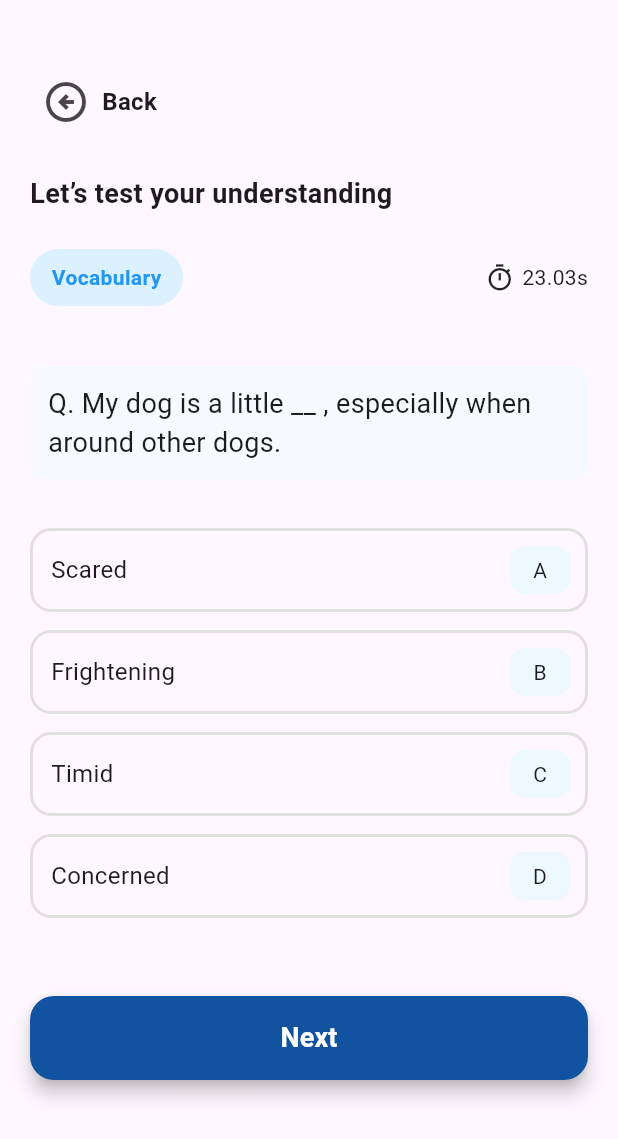
After one commit to dev-shaon/Learnova-App, a Flutter app: the Understanding screen opened directly, on a phone screen of 412 x 824 dp. The commit adds this screen. Shown: the top 1139 px of the screen. Run offline on Flutter 3.47's test engine with Material 3 defaults, Android fonts, the phone set to English and light mode, and no system bars.

Commit message:
Update some code

```diff
--- a/lib/Screens/Bottom Navbar Screens/Bottom_Navigation_screen.dart
+++ b/lib/Screens/Bottom Navbar Screens/Bottom_Navigation_screen.dart
@@ -2,6 +2,7 @@ import 'package:flutter/material.dart';
 import 'package:learnova_app/Screens/Bottom Navbar Screens/Home_Screen.dart';
 import 'package:learnova_app/Screens/Bottom Navbar Screens/Profile_Screen.dart';
 import 'package:learnova_app/Screens/Bottom Navbar Screens/Video_Screen.dart';
+import 'package:learnova_app/Screens/Bottom%20Navbar%20Screens/understanding.dart';
 
 class BottomNavigationScreen extends StatefulWidget {
   const BottomNavigationScreen({super.key});
@@ -16,7 +17,7 @@ class _BottomNavigationScreenState extends State<BottomNavigationScreen> {
   final List<Widget> screens = [
     HomeScreen(),
     VideoScreen(),
-    Center(child: Text("Screen 3")),
+    Understanding(),
     Center(child: Text("Screen 4")),
     ProfileScreen()
   ];
--- a/lib/Screens/Bottom Navbar Screens/Profile_Screen.dart
+++ b/lib/Screens/Bottom Navbar Screens/Profile_Screen.dart
@@ -49,7 +49,7 @@ class ProfileScreen extends StatelessWidget {
                         fit: BoxFit.cover,
                       ),
                     ),
-                    const SizedBox(height: 8),
+                   SizedBox(height: 8),
                     Text(
                       "Jessica Roy",
                       style: TextStyle(
@@ -61,7 +61,7 @@ class ProfileScreen extends StatelessWidget {
                       "Joined since - Jun 2024",
                       style: TextStyle(color: Colors.grey),
                     ),
-                    const SizedBox(height: 16),
+                    SizedBox(height: 16),
                     Container(
                       height: 70,
                       width: double.infinity,
@@ -75,19 +75,24 @@ class ProfileScreen extends StatelessWidget {
                           mainAxisAlignment: MainAxisAlignment.spaceBetween,
                           children: const [
                             StatusItem(count: "05", label: "In progress"),
+
                             VerticalDivider(
                               color: Colors.black,
                               thickness: 1,
                               indent: 5,
                               endIndent: 5,
                             ),
+
+
                             StatusItem(count: "01", label: "Completed"),
+
                             VerticalDivider(
                               color: Colors.black,
                               thickness: 1,
                               indent: 5,
                               endIndent: 5,
                             ),
+
                             StatusItem(count: "05", label: "Following"),
                           ],
                         ),
--- /dev/null
+++ b/lib/Screens/Bottom Navbar Screens/question_screen.dart
@@ -0,0 +1,164 @@
+import 'package:flutter/material.dart';
+import 'package:learnova_app/Widgets/CustomButton.dart';
+
+class Understanding extends StatefulWidget {
+  const Understanding({super.key});
+
+  @override
+  State<Understanding> createState() => _UnderstandingState();
+}
+
+class _UnderstandingState extends State<Understanding> {
+  List<String> options = ["Scared", "Frightening", "Timid", "Concerned"];
+  List<String> alphabet = ["A", "B", "C", "D"];
+
+  int selectedIndex = -1;
+
+  @override
+  Widget build(BuildContext context) {
+    return Scaffold(
+      body: SingleChildScrollView(
+        child: Padding(
+          padding: const EdgeInsets.all(20),
+          child: Column(
+            crossAxisAlignment: CrossAxisAlignment.start,
+            children: [
+              SizedBox(height: 24),
+              Row(
+                children: [
+                  IconButton(
+                    onPressed: () => Navigator.pop(context),
+                    icon: Icon(Icons.arrow_circle_left_outlined, size: 32),
+                  ),
+                  Text(
+                    "Back",
+                    style: TextStyle(fontSize: 16, fontWeight: FontWeight.bold),
+                  ),
+                ],
+              ),
+
+              SizedBox(height: 24),
+              Text(
+                "Let’s test your understanding",
+                style: TextStyle(fontSize: 18, fontWeight: FontWeight.bold),
+              ),
+
+              SizedBox(height: 24),
+              Row(
+                mainAxisAlignment: MainAxisAlignment.spaceBetween,
+                children: [
+                  _categoryTag(),
+                  Row(
+                    children: const [
+                      Icon(Icons.timer_outlined, size: 20),
+                      SizedBox(width: 5),
+                      Text("23.03s"),
+                    ],
+                  ),
+                ],
+              ),
+
+              SizedBox(height: 40),
+              _questionContainer(),
+
+              SizedBox(height: 32),
+
+              Column(
+                children: List.generate(
+                  options.length,
+                  (index) => Padding(
+                    padding: const EdgeInsets.only(bottom: 12),
+                    child: _optionBox(options[index], alphabet[index], index),
+                  ),
+                ),
+              ),
+              SizedBox(height: 40,),
+              CustomButton(text: "Next", onPressed: (){})
+            ],
+          ),
+        ),
+      ),
+    );
+  }
+
+  //this for category tag
+  Widget _categoryTag() {
+    return Container(
+      height: 38,
+      width: 102,
+      decoration: BoxDecoration(
+        color: Color(0xFFDBF1FF),
+        borderRadius: BorderRadius.circular(20),
+      ),
+      child: Center(
+        child: Text(
+          "Vocabulary",
+          style: TextStyle(
+            color: Colors.blue,
+            fontWeight: FontWeight.w600,
+          ),
+        ),
+      ),
+    );
+  }
+
+  // this for question container
+  Widget _questionContainer() {
+    return Container(
+      width: double.infinity,
+      decoration: BoxDecoration(
+        color: Color(0xFFF6FAFF),
+        borderRadius: BorderRadius.circular(10),
+      ),
+      padding: EdgeInsets.all(12),
+      child: Text(
+        "Q. My dog is a little __ , especially when around other dogs.",
+        style: TextStyle(fontSize: 18),
+      ),
+    );
+  }
+
+  // this for option box with click
+  Widget _optionBox(String title, String alpha, int index) {
+    bool isSelected = selectedIndex == index;
+
+    return GestureDetector(
+      onTap: () {
+        setState(() {
+          selectedIndex = index;
+        });
+      },
+      child: Container(
+        height: 56,
+        decoration: BoxDecoration(
+          borderRadius: BorderRadius.circular(14),
+          border: Border.all(
+            color: isSelected ? Colors.blue : Colors.grey.shade300,
+            width: 2,
+          ),
+        ),
+        child: Row(
+          mainAxisAlignment: MainAxisAlignment.spaceBetween,
+          children: [
+            Padding(
+              padding: const EdgeInsets.all(12),
+              child: Text(title, style: TextStyle(fontSize: 16)),
+            ),
+            Padding(
+              padding: const EdgeInsets.all(10),
+              child: Container(
+                height: 40,
+                width: 40,
+                decoration: BoxDecoration(
+                  color: Color(0xFFEDF8FF),
+                  borderRadius: BorderRadius.circular(10),
+                ),
+                child: Center(child: Text(alpha)),
+              ),
+            )
+          ],
+        ),
+      ),
+    );
+  }
+}
--- a/lib/Widgets/Grade_Dropdown.dart
+++ b/lib/Widgets/Grade_Dropdown.dart
@@ -45,7 +45,9 @@ class _CustomGradeDropdownState extends State<CustomGradeDropdown> {
               mainAxisAlignment: MainAxisAlignment.spaceBetween,
               children: [
                 Text(selected, style: TextStyle(fontSize: 16)),
-                Icon(isOpen ? Icons.keyboard_arrow_up : Icons.keyboard_arrow_down),
+                Icon(
+                  isOpen ? Icons.keyboard_arrow_up : Icons.keyboard_arrow_down,
+                ),
               ],
             ),
           ),
@@ -58,15 +60,15 @@ class _CustomGradeDropdownState extends State<CustomGradeDropdown> {
             decoration: BoxDecoration(
               color: Colors.white,
               borderRadius: BorderRadius.circular(10),
-              boxShadow: [
-                BoxShadow(color: Colors.black12, blurRadius: 6),
-              ],
+              boxShadow: [BoxShadow(color: Colors.black12, blurRadius: 6)],
             ),
             child: ListView.builder(
               padding: EdgeInsets.zero,
               itemCount: items.length,
               itemBuilder: (context, index) {
-                return ListTile(
+                return Column(
+                  children: [
+                    ListTile(
                       title: Center(child: Text(items[index])),
                       onTap: () {
                         setState(() {
@@ -74,6 +76,14 @@ class _CustomGradeDropdownState extends State<CustomGradeDropdown> {
                           isOpen = false;
                         });
                       },
+                    ),
+                    if (index != items.length - 1)
+                      Divider(
+                        height: 1,
+                        thickness: 1,
+                        color: Colors.grey.shade300,
+                      ),
+                  ],
                 );
               },
             ),
--- a/lib/Widgets/Information.dart
+++ b/lib/Widgets/Information.dart
@@ -39,7 +39,9 @@ class _InformationState extends State<Information> {
               mainAxisAlignment: MainAxisAlignment.spaceBetween,
               children: [
                 Text(selected, style: TextStyle(fontSize: 16)),
-                Icon(isOpen ? Icons.keyboard_arrow_up : Icons.keyboard_arrow_down),
+                Icon(
+                  isOpen ? Icons.keyboard_arrow_up : Icons.keyboard_arrow_down,
+                ),
               ],
             ),
           ),
@@ -52,15 +54,15 @@ class _InformationState extends State<Information> {
             decoration: BoxDecoration(
               color: Colors.white,
               borderRadius: BorderRadius.circular(10),
-              boxShadow: [
-                BoxShadow(color: Colors.black12, blurRadius: 6),
-              ],
+              boxShadow: [BoxShadow(color: Colors.black12, blurRadius: 6)],
             ),
             child: ListView.builder(
               padding: EdgeInsets.zero,
               itemCount: items.length,
               itemBuilder: (context, index) {
-                return ListTile(
+                return Column(
+                  children: [
+                    ListTile(
                       title: Center(child: Text(items[index])),
                       onTap: () {
                         setState(() {
@@ -68,6 +70,14 @@ class _InformationState extends State<Information> {
                           isOpen = false;
                         });
                       },
+                    ),
+                    if (index != items.length - 1)
+                      Divider(
+                        height: 1,
+                        thickness: 1,
+                        color: Colors.grey.shade300,
+                      ),
+                  ],
                 );
               },
             ),
```
Lines whose indentation alone changed are shown as unchanged.
